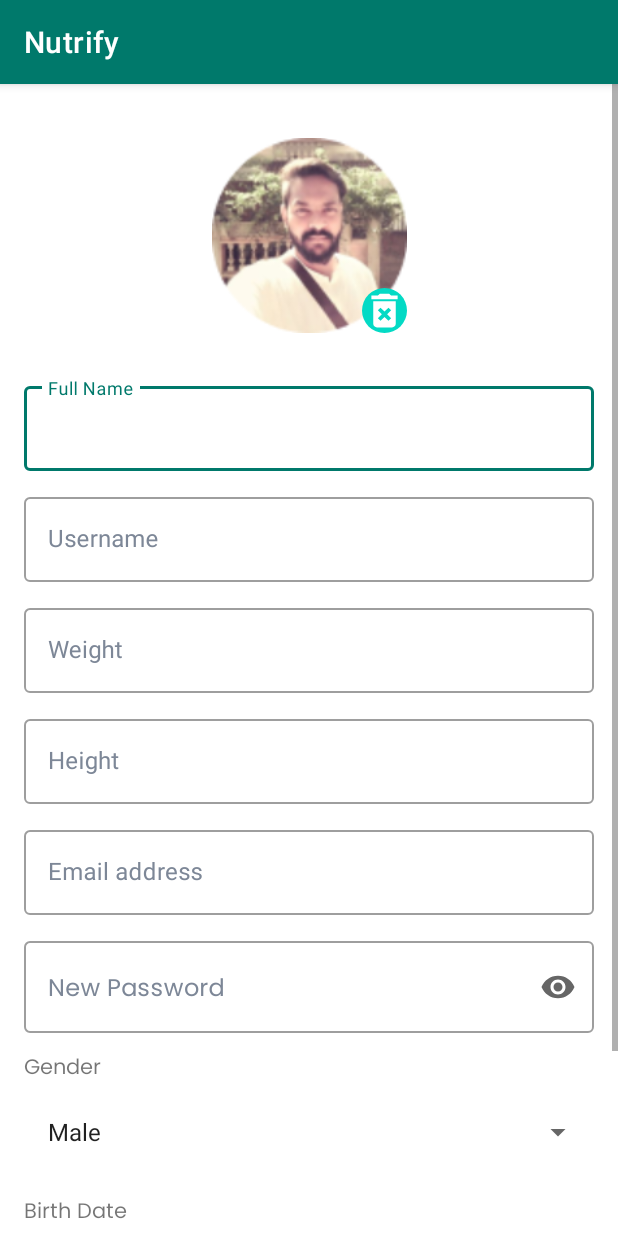
After one commit to robertusbagaskara/nutrify-app, an Android app: the EditProfileActivity screen opened directly, with no data from a screen before it, on a phone screen of 412 x 824 dp. The commit adds this screen. Run offline under Robolectric (Android 15) with nearby library versions, the phone set to English and light mode, and no system bars.

Commit message:
[MD] Layouting EditProfile Activity

```diff
--- a/main_app/app/src/main/AndroidManifest.xml
+++ b/main_app/app/src/main/AndroidManifest.xml
@@ -9,6 +9,7 @@
         android:roundIcon="@drawable/ic_logo"
         android:supportsRtl="true"
         android:theme="@style/Theme.Nutrify">
+        <activity android:name=".ui.profile.edtprofile.EditProfileActivity"></activity>
         <activity android:name=".ui.splashscreen.SplashScreenActivity">
             <intent-filter>
                 <action android:name="android.intent.action.MAIN" />
@@ -20,7 +21,7 @@
         <activity android:name=".ui.auth.login.LoginActivity" />
         <activity
             android:name=".ui.MainActivity"
-            android:label="@string/app_name" >
+            android:label="@string/app_name">
 
         </activity>
 
--- /dev/null
+++ b/main_app/app/src/main/java/com/yusril/nutrify/ui/profile/edtprofile/DatePickerFragment.kt
@@ -0,0 +1,45 @@
+package com.yusril.nutrify.ui.profile.edtprofile
+
+import android.app.DatePickerDialog
+import android.app.Dialog
+import android.content.Context
+import android.os.Bundle
+import android.widget.DatePicker
+import androidx.fragment.app.DialogFragment
+import java.util.*
+
+class DatePickerFragment : DialogFragment(), DatePickerDialog.OnDateSetListener {
+    private var mListener: DialogDateListener? = null
+
+    override fun onAttach(context: Context) {
+        super.onAttach(context)
+        if(context != null){
+            mListener = context as DialogDateListener?
+        }
+    }
+
+    override fun onDetach() {
+        super.onDetach()
+        if(mListener != null){
+            mListener = null
+        }
+    }
+
+    override fun onCreateDialog(savedInstanceState: Bundle?): Dialog {
+        val calendar = Calendar.getInstance()
+        val year = calendar.get(Calendar.YEAR)
+        val month = calendar.get(Calendar.MONTH)
+        val date = calendar.get(Calendar.DATE)
+
+        return DatePickerDialog(activity as Context, this, year, month, date)
+    }
+
+    interface DialogDateListener {
+        fun onDialogDateSet(tag: String?, year: Int, month: Int, dayOfMonth: Int)
+    }
+
+    override fun onDateSet(view: DatePicker, year: Int, month: Int, dayOfMonth: Int) {
+        mListener?.onDialogDateSet(tag, year, month, dayOfMonth)
+    }
+
+}
--- /dev/null
+++ b/main_app/app/src/main/java/com/yusril/nutrify/ui/profile/edtprofile/EditProfileActivity.kt
@@ -0,0 +1,46 @@
+package com.yusril.nutrify.ui.profile.edtprofile
+
+import androidx.appcompat.app.AppCompatActivity
+import android.os.Bundle
+import android.view.View
+import android.widget.ArrayAdapter
+import com.yusril.nutrify.R
+import com.yusril.nutrify.databinding.ActivityEditProfileBinding
+import java.text.SimpleDateFormat
+import java.util.*
+
+class EditProfileActivity : AppCompatActivity(), View.OnClickListener, DatePickerFragment.DialogDateListener {
+    private lateinit var binding: ActivityEditProfileBinding
+
+    companion object{
+        private const val DATE_PICKER_TAG = "DatePicker"
+    }
+
+    override fun onCreate(savedInstanceState: Bundle?) {
+        super.onCreate(savedInstanceState)
+        binding = ActivityEditProfileBinding.inflate(layoutInflater)
+        setContentView(binding.root)
+
+        binding.btnInputBirth.setOnClickListener(this)
+
+        var genderList: Array<String> = resources.getStringArray(R.array.gender)
+        binding.inputGender.adapter = ArrayAdapter(this,android.R.layout.simple_list_item_1, genderList)
+
+    }
+
+    override fun onClick(v: View){
+        when(v.id){
+            R.id.btn_input_birth ->{
+                val datePickerFragment = DatePickerFragment()
+                datePickerFragment.show(supportFragmentManager, DATE_PICKER_TAG)
+            }
+        }
+    }
+
+    override fun onDialogDateSet(tag: String?, year: Int, month: Int, dayOfMonth: Int){
+        val calendar = Calendar.getInstance()
+        calendar.set(year,month,dayOfMonth)
+        val dateFormat = SimpleDateFormat("yyyy-MM-dd", Locale.getDefault())
+        binding.tvBirthDate.text = dateFormat.format(calendar.time)
+    }
+}
--- /dev/null
+++ b/main_app/app/src/main/res/drawable/ic_date_range_black.xml
@@ -0,0 +1,9 @@
+<vector xmlns:android="http://schemas.android.com/apk/res/android"
+    android:width="24dp"
+    android:height="24dp"
+    android:viewportWidth="24"
+    android:viewportHeight="24">
+  <path
+      android:fillColor="#FF000000"
+      android:pathData="M9,11L7,11v2h2v-2zM13,11h-2v2h2v-2zM17,11h-2v2h2v-2zM19,4h-1L18,2h-2v2L8,4L8,2L6,2v2L5,4c-1.11,0 -1.99,0.9 -1.99,2L3,20c0,1.1 0.89,2 2,2h14c1.1,0 2,-0.9 2,-2L21,6c0,-1.1 -0.9,-2 -2,-2zM19,20L5,20L5,9h14v11z"/>
+</vector>
--- /dev/null
+++ b/main_app/app/src/main/res/drawable/ic_delete.xml
@@ -0,0 +1,9 @@
+<vector xmlns:android="http://schemas.android.com/apk/res/android"
+    android:width="24dp"
+    android:height="24dp"
+    android:viewportWidth="24"
+    android:viewportHeight="24">
+  <path
+      android:pathData="M6,19C6.0016,19.5299 6.2128,20.0377 6.5875,20.4125C6.9623,20.7872 7.47,20.9984 8,21H16C16.5299,20.9984 17.0377,20.7872 17.4125,20.4125C17.7872,20.0377 17.9984,19.5299 18,19V7H6V19ZM8.46,11.88L9.87,10.47L12,12.59L14.12,10.47L15.53,11.88L13.41,14L15.53,16.12L14.12,17.53L12,15.41L9.88,17.53L8.47,16.12L10.59,14L8.46,11.88ZM15.5,4L14.5,3H9.5L8.5,4H5V6H19V4H15.5Z"
+      android:fillColor="#ffffff"/>
+</vector>
--- /dev/null
+++ b/main_app/app/src/main/res/layout/activity_edit_profile.xml
@@ -0,0 +1,230 @@
+<?xml version="1.0" encoding="utf-8"?>
+<ScrollView xmlns:android="http://schemas.android.com/apk/res/android"
+    xmlns:app="http://schemas.android.com/apk/res-auto"
+    xmlns:tools="http://schemas.android.com/tools"
+    android:layout_width="match_parent"
+    android:layout_height="match_parent"
+    >
+
+    <androidx.constraintlayout.widget.ConstraintLayout
+        android:layout_width="match_parent"
+        android:layout_height="match_parent"
+        tools:context=".ui.profile.edtprofile.EditProfileActivity">
+
+        <Button
+            android:id="@+id/btn_save"
+            android:layout_width="0dp"
+            android:layout_height="60dp"
+            android:layout_marginStart="16dp"
+            android:layout_marginTop="30dp"
+            android:layout_marginEnd="16dp"
+            android:text="@string/btn_save"
+            app:layout_constraintEnd_toEndOf="parent"
+            app:layout_constraintStart_toStartOf="parent"
+            app:layout_constraintTop_toBottomOf="@+id/btn_input_birth" />
+
+        <Spinner
+            android:id="@+id/input_gender"
+            android:layout_width="match_parent"
+            android:layout_height="60dp"
+            android:layout_marginStart="16dp"
+            android:layout_marginEnd="16dp"
+            app:layout_constraintEnd_toEndOf="parent"
+            app:layout_constraintStart_toStartOf="parent"
+            app:layout_constraintTop_toBottomOf="@id/textViewGender" />
+
+        <TextView
+            android:id="@+id/textViewGender"
+            android:layout_width="wrap_content"
+            android:layout_height="wrap_content"
+            android:layout_marginStart="16dp"
+            android:layout_marginTop="12dp"
+            android:fontFamily="@font/poppins"
+            android:text="Gender"
+            android:textSize="14sp"
+            app:layout_constraintStart_toStartOf="parent"
+            app:layout_constraintTop_toBottomOf="@+id/input_password" />
+
+        <ImageView
+            android:id="@+id/photoProfile"
+            android:layout_width="130dp"
+            android:layout_height="130dp"
+            android:layout_marginTop="36dp"
+            android:src="@drawable/user"
+            app:layout_constraintEnd_toEndOf="parent"
+            app:layout_constraintStart_toStartOf="parent"
+            app:layout_constraintTop_toTopOf="parent" />
+        <ImageView
+            android:id="@+id/tv_gender"
+            android:layout_width="30dp"
+            android:layout_height="30dp"
+            android:background="@drawable/shape"
+            android:src="@drawable/ic_delete"
+            app:layout_constraintBottom_toBottomOf="@+id/photoProfile"
+            app:layout_constraintEnd_toEndOf="@+id/photoProfile" />
+
+
+        <com.google.android.material.textfield.TextInputLayout
+            android:id="@+id/input_fullname"
+            style="@style/Widget.MaterialComponents.TextInputLayout.OutlinedBox"
+            android:layout_width="match_parent"
+            android:layout_height="wrap_content"
+            android:layout_marginStart="16dp"
+            android:layout_marginTop="30dp"
+            android:layout_marginEnd="16dp"
+            android:textColorHint="@color/hint_txt"
+            android:hint="@string/input_full_name"
+            app:boxBackgroundColor="@null"
+            app:layout_constraintEnd_toEndOf="parent"
+            app:layout_constraintStart_toStartOf="parent"
+            app:layout_constraintTop_toBottomOf="@+id/photoProfile">
+
+            <com.google.android.material.textfield.TextInputEditText
+                android:layout_width="match_parent"
+                android:layout_height="wrap_content"
+                android:inputType="textPersonName" />
+        </com.google.android.material.textfield.TextInputLayout>
+
+
+        <com.google.android.material.textfield.TextInputLayout
+            android:id="@+id/input_username"
+            style="@style/Widget.MaterialComponents.TextInputLayout.OutlinedBox"
+            android:layout_width="match_parent"
+            android:layout_height="wrap_content"
+            android:layout_marginStart="16dp"
+            android:layout_marginTop="12dp"
+            android:layout_marginEnd="16dp"
+            android:textColorHint="@color/hint_txt"
+            app:boxBackgroundColor="@null"
+            android:hint="@string/input_username"
+            app:layout_constraintEnd_toEndOf="parent"
+            app:layout_constraintStart_toStartOf="parent"
+            app:layout_constraintTop_toBottomOf="@+id/input_fullname">
+
+            <com.google.android.material.textfield.TextInputEditText
+                android:layout_width="match_parent"
+                android:layout_height="wrap_content" />
+        </com.google.android.material.textfield.TextInputLayout>
+
+        <com.google.android.material.textfield.TextInputLayout
+            android:id="@+id/input_weight"
+            style="@style/Widget.MaterialComponents.TextInputLayout.OutlinedBox"
+            android:layout_width="match_parent"
+            android:layout_height="wrap_content"
+            android:layout_marginStart="16dp"
+            android:layout_marginTop="12dp"
+            android:layout_marginEnd="16dp"
+            android:textColorHint="@color/hint_txt"
+            app:boxBackgroundColor="@null"
+            android:hint="@string/input_weight"
+            app:layout_constraintEnd_toEndOf="parent"
+            app:layout_constraintStart_toStartOf="parent"
+            app:layout_constraintTop_toBottomOf="@+id/input_username">
+
+            <com.google.android.material.textfield.TextInputEditText
+                android:layout_width="match_parent"
+                android:layout_height="wrap_content"
+                android:inputType="number" />
+        </com.google.android.material.textfield.TextInputLayout>
+
+        <com.google.android.material.textfield.TextInputLayout
+            android:id="@+id/input_height"
+            style="@style/Widget.MaterialComponents.TextInputLayout.OutlinedBox"
+            android:layout_width="match_parent"
+            android:layout_height="wrap_content"
+            android:layout_marginStart="16dp"
+            android:layout_marginTop="12dp"
+            android:layout_marginEnd="16dp"
+            android:textColorHint="@color/hint_txt"
+            app:boxBackgroundColor="@null"
+            android:hint="@string/input_height"
+            app:layout_constraintEnd_toEndOf="parent"
+            app:layout_constraintStart_toStartOf="parent"
+            app:layout_constraintTop_toBottomOf="@+id/input_weight">
+
+            <com.google.android.material.textfield.TextInputEditText
+                android:layout_width="match_parent"
+                android:layout_height="wrap_content"
+                android:inputType="number" />
+        </com.google.android.material.textfield.TextInputLayout>
+
+        <com.google.android.material.textfield.TextInputLayout
+            android:id="@+id/input_email"
+            style="@style/Widget.MaterialComponents.TextInputLayout.OutlinedBox"
+            android:layout_width="match_parent"
+            android:layout_height="wrap_content"
+            android:layout_marginStart="16dp"
+            android:layout_marginTop="12dp"
+            android:layout_marginEnd="16dp"
+            android:textColorHint="@color/hint_txt"
+            app:boxBackgroundColor="@null"
+            android:hint="@string/email_address"
+            app:layout_constraintEnd_toEndOf="parent"
+            app:layout_constraintStart_toStartOf="parent"
+            app:layout_constraintTop_toBottomOf="@+id/input_height">
+
+            <com.google.android.material.textfield.TextInputEditText
+                android:layout_width="match_parent"
+                android:layout_height="wrap_content"
+                android:inputType="textEmailAddress" />
+        </com.google.android.material.textfield.TextInputLayout>
+
+        <com.google.android.material.textfield.TextInputLayout
+            android:id="@+id/input_password"
+            style="@style/Widget.MaterialComponents.TextInputLayout.OutlinedBox"
+            android:layout_width="match_parent"
+            android:layout_height="wrap_content"
+            android:layout_marginStart="16dp"
+            android:layout_marginTop="12dp"
+            android:layout_marginEnd="16dp"
+            android:textColorHint="@color/hint_txt"
+            app:boxBackgroundColor="@null"
+            android:hint="@string/input_new_password"
+            app:endIconMode="password_toggle"
+            app:layout_constraintEnd_toEndOf="parent"
+            app:layout_constraintStart_toStartOf="parent"
+            app:layout_constraintTop_toBottomOf="@+id/input_email">
+
+            <com.google.android.material.textfield.TextInputEditText
+                android:layout_width="match_parent"
+                android:layout_height="wrap_content"
+                android:fontFamily="@font/poppins"
+                android:inputType="textPassword"/>
+        </com.google.android.material.textfield.TextInputLayout>
+
+        <ImageButton
+            android:id="@+id/btn_input_birth"
+            style="@style/Base.Widget.AppCompat.ImageButton"
+            android:layout_width="50dp"
+            android:layout_height="60dp"
+            android:layout_marginStart="16dp"
+            android:src="@drawable/ic_date_range_black"
+            app:layout_constraintStart_toStartOf="parent"
+            app:layout_constraintTop_toBottomOf="@+id/textView4" />
+
+        <TextView
+            android:id="@+id/tv_birth_date"
+            android:layout_width="wrap_content"
+            android:layout_height="wrap_content"
+            android:layout_marginStart="4dp"
+            android:fontFamily="@font/poppins"
+            android:text="@string/input_birth_date"
+            android:textSize="24sp"
+            app:layout_constraintBottom_toBottomOf="@+id/btn_input_birth"
+            app:layout_constraintStart_toEndOf="@+id/btn_input_birth"
+            app:layout_constraintTop_toTopOf="@+id/btn_input_birth" />
+
+        <TextView
+            android:id="@+id/textView4"
+            android:layout_width="wrap_content"
+            android:layout_height="wrap_content"
+            android:layout_marginStart="16dp"
+            android:layout_marginTop="12dp"
+            android:fontFamily="@font/poppins"
+            android:text="@string/birth_date"
+            android:textSize="14sp"
+            app:layout_constraintStart_toStartOf="parent"
+            app:layout_constraintTop_toBottomOf="@+id/input_gender" />
+
+    </androidx.constraintlayout.widget.ConstraintLayout>
+</ScrollView>
--- a/main_app/app/src/main/res/layout/fragment_recommendation.xml
+++ b/main_app/app/src/main/res/layout/fragment_recommendation.xml
@@ -1,11 +1,13 @@
 <?xml version="1.0" encoding="utf-8"?>
-<androidx.constraintlayout.widget.ConstraintLayout xmlns:android="http://schemas.android.com/apk/res/android"
+<ScrollView xmlns:android="http://schemas.android.com/apk/res/android"
     xmlns:app="http://schemas.android.com/apk/res-auto"
     xmlns:tools="http://schemas.android.com/tools"
     android:layout_width="match_parent"
+    android:layout_height="match_parent">
+    <androidx.constraintlayout.widget.ConstraintLayout
+        android:layout_width="match_parent"
         android:layout_height="match_parent"
         tools:context=".ui.recommendation.RecommendationFragment">
-
         <TextView
             android:id="@+id/text_notifications"
             android:layout_width="match_parent"
@@ -25,7 +27,7 @@
 
         <androidx.recyclerview.widget.RecyclerView
             android:layout_width="match_parent"
-        android:layout_height="0dp"
+            android:layout_height="match_parent"
             android:layout_marginStart="24dp"
             android:layout_marginTop="12dp"
             android:layout_marginEnd="24dp"
@@ -35,3 +37,4 @@
             tools:listitem="@layout/row_item_recommendation"
             app:layout_constraintTop_toBottomOf="@+id/text_notifications" />
     </androidx.constraintlayout.widget.ConstraintLayout>
+</ScrollView>
--- a/main_app/app/src/main/res/values/colors.xml
+++ b/main_app/app/src/main/res/values/colors.xml
@@ -10,4 +10,5 @@
     <color name="bottom_line">#EEEEEE</color>
 
     <color name="bg_card_view">#1A00786A</color>
+    <color name="hint_txt">#7D8797</color>
 </resources>
--- a/main_app/app/src/main/res/values/strings.xml
+++ b/main_app/app/src/main/res/values/strings.xml
@@ -26,7 +26,7 @@
     <string name="sign_up_with_gmail">Sign up with gmail account</string>
     <string name="already_have_an_account">Already have an account? Sign in</string>
 
-    <string name="birth_date">birth date</string>
+    <string name="birth_date">Birth Date</string>
     <string name="edit_profile">Edit Profile</string>
     <string name="weight">%d kg</string>
     <string name="height">%d cm</string>
@@ -34,4 +34,17 @@
     <string name="health_tips">“Reduce intake of harmful fats”</string>
     <string name="rec_food_name">Fresh Tomato</string>
     <string name="rec_food_type">Vegetable</string>
+
+    <string name="btn_save">Save</string>
+    <string name="input_full_name">Full Name</string>
+    <string name="input_username">Username</string>
+    <string name="input_height">Height</string>
+    <string name="input_weight">Weight</string>
+    <string name="input_new_password">New Password</string>
+    <string name="input_birth_date">YYYY-MM-DD</string>
+
+    <string-array name="gender">
+        <item>Male</item>
+        <item>Female</item>
+    </string-array>
 </resources>
```
Lines whose indentation alone changed are shown as unchanged.
